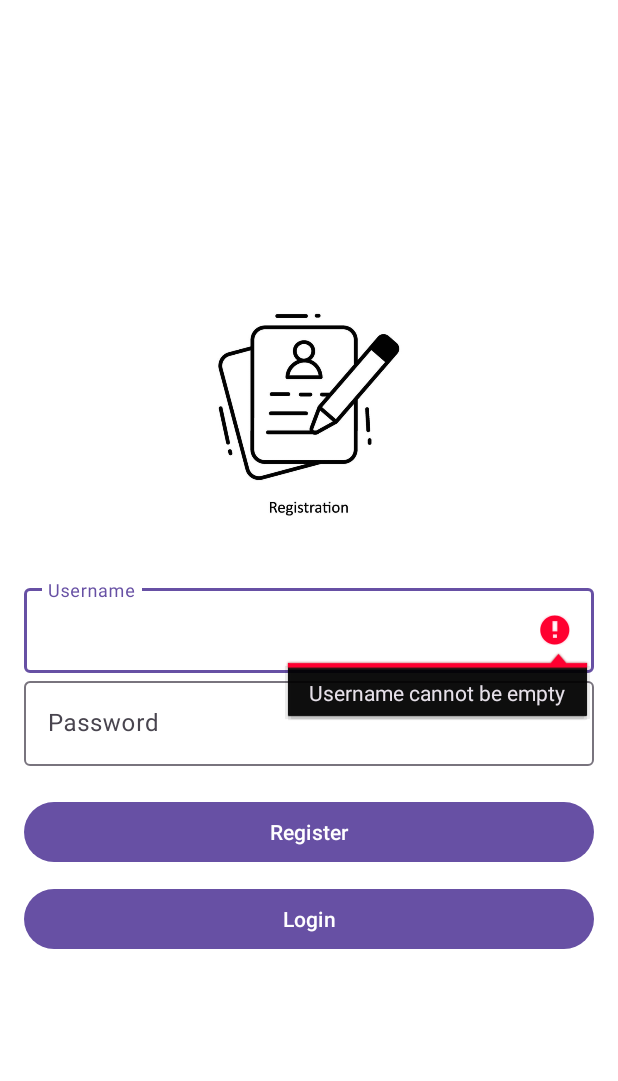
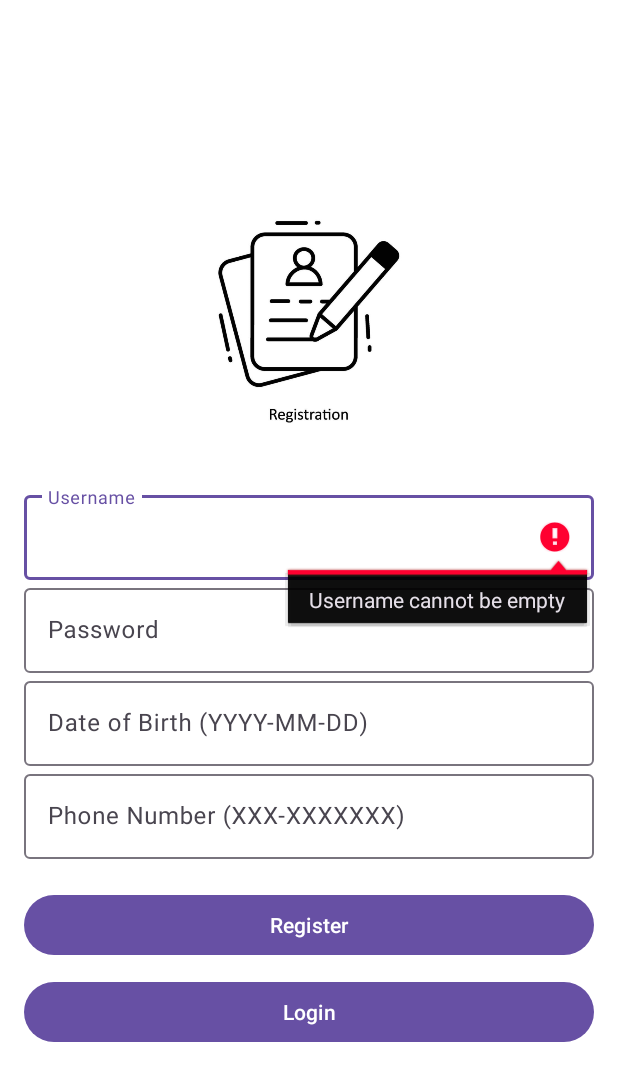
Before and after one commit to Lurker105/uccd3223_assignment_G13, an Android app: the RegisterActivity screen opened directly, with no data from a screen before it, after a tap on "Register", on a phone screen of 412 x 824 dp. Shown: the top 1081 px of the screen. Run offline under Robolectric (Android 15) with nearby library versions, the phone set to English and light mode, and no system bars.

Commit message:
TIO
Add user input DOB and Phone number

```diff
--- a/app/src/main/java/com/example/uccd3223_assignment_g13/RegisterActivity.java
+++ b/app/src/main/java/com/example/uccd3223_assignment_g13/RegisterActivity.java
@@ -3,6 +3,7 @@ package com.example.uccd3223_assignment_g13;
 import android.content.Intent;
 import android.os.Bundle;
 import android.text.TextUtils;
+import android.util.Patterns;
 import android.view.View;
 import android.widget.Button;
 import android.widget.EditText;
@@ -10,29 +11,30 @@ import android.widget.Toast;
 
 import androidx.appcompat.app.AppCompatActivity;
 
+import java.util.regex.Pattern;
+
 public class RegisterActivity extends AppCompatActivity {
 
-    private EditText usernameInput, passwordInput;
+    private EditText usernameInput, passwordInput, dobInput, phoneInput;
     private Button registerButton, loginButton;
     private UserLoginInfo userLoginInfo;
 
     @Override
     protected void onCreate(Bundle savedInstanceState) {
         super.onCreate(savedInstanceState);
-        setContentView(R.layout.activity_register);  // Ensure this layout file is correct
+        setContentView(R.layout.activity_register);
 
-        // Initialize views
+        // Initialize UI components
         usernameInput = findViewById(R.id.usernameInput);
         passwordInput = findViewById(R.id.passwordInput);
+        dobInput = findViewById(R.id.dobInput);  // Date of Birth input field
+        phoneInput = findViewById(R.id.phoneInput); // Phone number input field
         registerButton = findViewById(R.id.registerButton);
+        loginButton = findViewById(R.id.loginButton);
 
-        // If there’s a login button, initialize it; ensure it's added in the layout
-        loginButton = findViewById(R.id.loginButton);  // If not in layout, ensure you add this
-
-        // Initialize user login info
         userLoginInfo = new UserLoginInfo(this);
 
-        // Set click listeners for register and login buttons
+        // Register button logic
         registerButton.setOnClickListener(new View.OnClickListener() {
             @Override
             public void onClick(View v) {
@@ -40,10 +42,10 @@ public class RegisterActivity extends AppCompatActivity {
             }
         });
 
+        // Login button logic
         loginButton.setOnClickListener(new View.OnClickListener() {
             @Override
             public void onClick(View v) {
-                // Navigate to login activity
                 startActivity(new Intent(RegisterActivity.this, LoginActivity.class));
             }
         });
@@ -52,23 +54,23 @@ public class RegisterActivity extends AppCompatActivity {
     private void registerUser() {
         String username = usernameInput.getText().toString().trim();
         String password = passwordInput.getText().toString().trim();
+        String dob = dobInput.getText().toString().trim();
+        String phone = phoneInput.getText().toString().trim();
 
         // Validate user input
-        if (validateInput(username, password)) {
-            // Add user and check if the username already exists
-            if (userLoginInfo.addUser(username, password)) {
-                // Show success message and navigate to login activity
+        if (validateInput(username, password, dob, phone)) {
+            if (userLoginInfo.addUser(username, password, dob, phone)) {
                 Toast.makeText(RegisterActivity.this, "Registration successful", Toast.LENGTH_SHORT).show();
                 startActivity(new Intent(RegisterActivity.this, LoginActivity.class));
-                finish();  // Finish this activity to prevent user from returning to it
+                finish();
             } else {
                 Toast.makeText(RegisterActivity.this, "Username already exists. Please choose another one.", Toast.LENGTH_SHORT).show();
             }
         }
     }
 
-    // Method to validate the username and password input fields
-    private boolean validateInput(String username, String password) {
+    // Input validation
+    private boolean validateInput(String username, String password, String dob, String phone) {
         if (TextUtils.isEmpty(username)) {
             usernameInput.setError("Username cannot be empty");
             return false;
@@ -85,6 +87,28 @@ public class RegisterActivity extends AppCompatActivity {
             passwordInput.setError("Password must be at least 6 characters");
             return false;
         }
+        if (!validateDOB(dob)) {
+            dobInput.setError("Invalid DOB. Use format: YYYY-MM-DD");
+            return false;
+        }
+        if (!validatePhoneNumber(phone)) {
+            phoneInput.setError("Invalid phone number. Use format: XXX-XXXXXXX");
+            return false;
+        }
         return true;
     }
+
+    // Method to validate Date of Birth in YYYY-MM-DD format
+    private boolean validateDOB(String dob) {
+        // Use regex to check for valid YYYY-MM-DD format
+        String dobPattern = "^\\d{4}-\\d{2}-\\d{2}$";
+        return Pattern.compile(dobPattern).matcher(dob).matches();
+    }
+
+    // Method to validate phone number format XXX-XXXXXXX
+    private boolean validatePhoneNumber(String phone) {
+        // Use regex to check for phone number format
+        String phonePattern = "^\\d{3}-\\d{7}$";
+        return Pattern.compile(phonePattern).matcher(phone).matches();
+    }
 }
--- a/app/src/main/res/layout/activity_register.xml
+++ b/app/src/main/res/layout/activity_register.xml
@@ -38,6 +38,28 @@
             android:inputType="textPassword" />
     </com.google.android.material.textfield.TextInputLayout>
 
+    <!-- Date of Birth input -->
+    <com.google.android.material.textfield.TextInputLayout
+        android:layout_width="match_parent"
+        android:layout_height="wrap_content">
+        <com.google.android.material.textfield.TextInputEditText
+            android:id="@+id/dobInput"
+            android:layout_width="match_parent"
+            android:layout_height="wrap_content"
+            android:hint="Date of Birth (YYYY-MM-DD)" />
+    </com.google.android.material.textfield.TextInputLayout>
+
+    <!-- Phone number input -->
+    <com.google.android.material.textfield.TextInputLayout
+        android:layout_width="match_parent"
+        android:layout_height="wrap_content">
+        <com.google.android.material.textfield.TextInputEditText
+            android:id="@+id/phoneInput"
+            android:layout_width="match_parent"
+            android:layout_height="wrap_content"
+            android:hint="Phone Number (XXX-XXXXXXX)" />
+    </com.google.android.material.textfield.TextInputLayout>
+
     <!-- Register Button -->
     <Button
         android:id="@+id/registerButton"
@@ -46,12 +68,11 @@
         android:text="Register"
         android:layout_marginTop="20dp" />
 
-    <!-- Login Button (make sure this button exists in your layout) -->
+    <!-- Login Button -->
     <Button
         android:id="@+id/loginButton"
         android:layout_width="match_parent"
         android:layout_height="wrap_content"
         android:text="Login"
         android:layout_marginTop="10dp" />
-
 </LinearLayout>
```
Also changed, not shown: app/src/main/java/com/example/uccd3223_assignment_g13/AddExpense.java (+95 -95 lines), app/src/main/java/com/example/uccd3223_assignment_g13/MainActivity.java (+20 -20 lines), app/src/main/java/com/example/uccd3223_assignment_g13/TransactionFragment.java (+63 -63 lines), app/src/main/java/com/example/uccd3223_assignment_g13/UserLoginInfo.java (+12 -16 lines).
